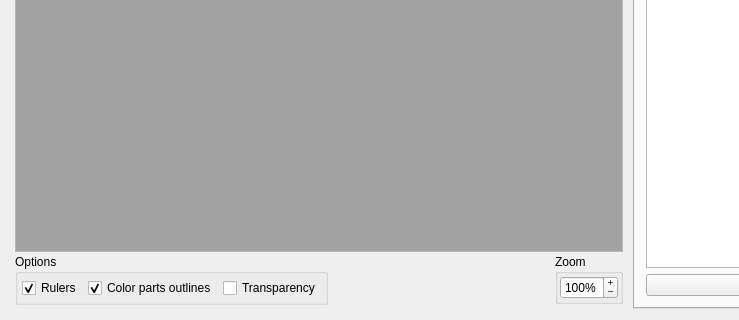
The window that src/ui/tabs/tabframes.ui (PsyCommando/ppmdu_spriteeditor) describes before a commit, drawn with Qt 5; both pictures show x 0 to 739 and y 304 to 624 of the 964 by 624 pixel window.
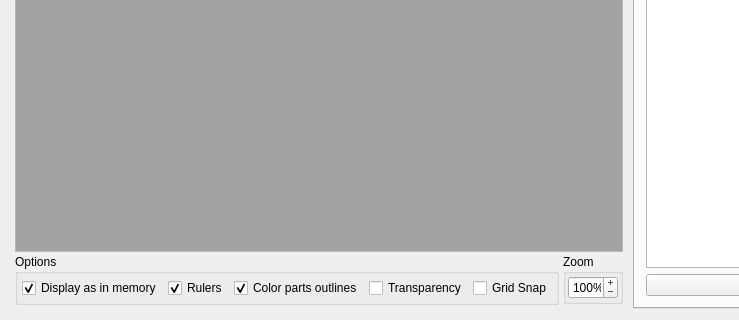
The same window after the commit. The open tabs and pages were chosen to show the change. Icons and pictures are not drawn.

Diff of the .ui file:
```diff
--- a/src/ui/tabs/tabframes.ui
+++ b/src/ui/tabs/tabframes.ui
@@ -513,6 +513,19 @@
             <property name="bottomMargin">
              <number>4</number>
             </property>
+            <item>
+             <widget class="QCheckBox" name="chkDisplayMode">
+              <property name="toolTip">
+               <string>&lt;html&gt;&lt;head/&gt;&lt;body&gt;&lt;p&gt;Displays the parts as they are actually assembled in the nds memory. Helps to troubleshoot issues with parts of images not being rendered in the game.&lt;/p&gt;&lt;/body&gt;&lt;/html&gt;</string>
+              </property>
+              <property name="text">
+               <string>Display as in memory</string>
+              </property>
+              <property name="checked">
+               <bool>true</bool>
+              </property>
+             </widget>
+            </item>
             <item>
              <widget class="QCheckBox" name="chkFrmMiddleMarker">
               <property name="sizePolicy">
@@ -558,6 +571,13 @@
               </property>
              </widget>
             </item>
+            <item>
+             <widget class="QCheckBox" name="chkGridSnap">
+              <property name="text">
+               <string>Grid Snap</string>
+              </property>
+             </widget>
+            </item>
            </layout>
           </widget>
          </item>
```
Left out of the diff: 18 changed lines with no effect on the pictures.
